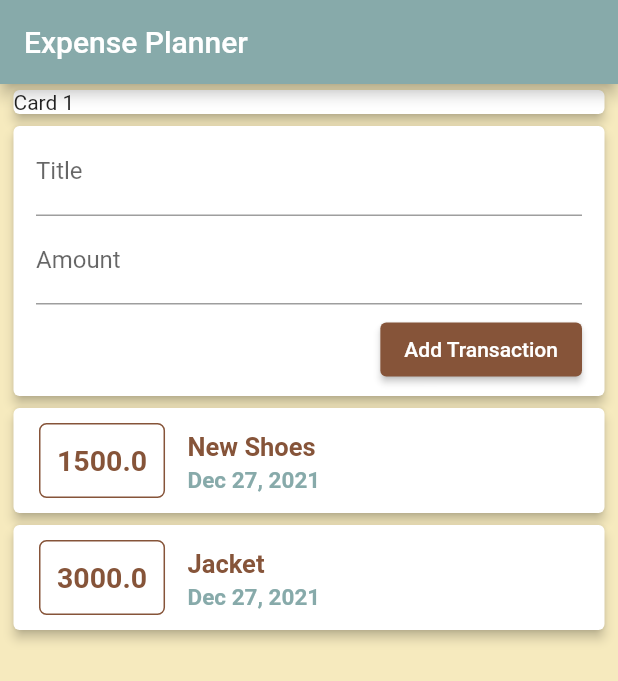
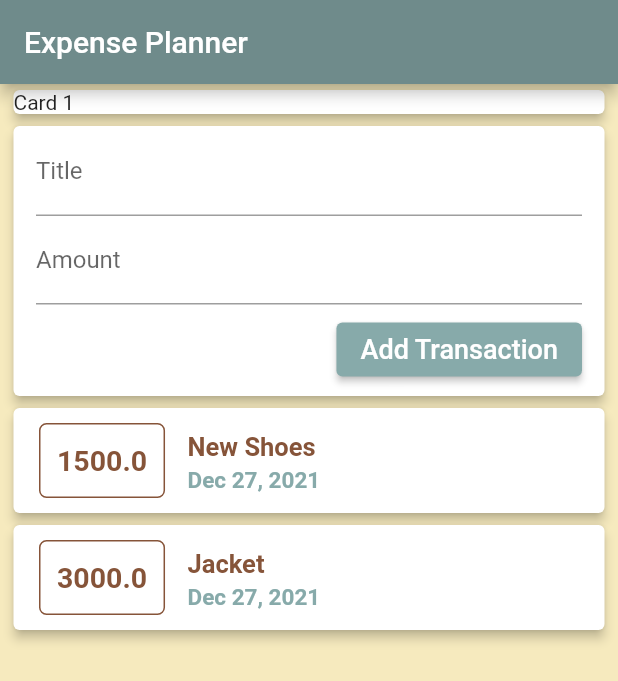
Before and after one commit to shahrazeahmad07/expense_planner, a Flutter app: the screen it shows after launch, after a tap on "Add Transaction", on a phone screen of 412 x 824 dp. Shown: the top 681 px of the screen. Run offline on Flutter 3.47's test engine with Material 2 defaults, Android fonts, the phone set to English and light mode, and no system bars.

Commit message:
add transactions card done.!

```diff
--- a/lib/main.dart
+++ b/lib/main.dart
@@ -2,10 +2,13 @@ import 'package:expense_planner/transactions.dart';
 import 'package:flutter/material.dart';
 import 'package:intl/intl.dart';
 
+//! main method
 void main() {
   runApp(MyApp());
 }
 
+//! Main my App Widget which will contain material app widget(root of widget tree)
+///! and all other widgets..!
 class MyApp extends StatelessWidget {
   @override
   Widget build(BuildContext context) {
@@ -19,19 +22,25 @@ class MyApp extends StatelessWidget {
   }
 }
 
+//! My homepage widget.
 class MyHomePage extends StatelessWidget {
   final List<Transactions> transactions = [
     Transactions(
         id: "t1", title: "New Shoes", amount: 1500, date: DateTime.now()),
     Transactions(id: "t2", title: "Jacket", amount: 3000, date: DateTime.now()),
   ];
+  //? variables used for manual method of saving data
+  // late String inputTitle;
+  // late String inputAmount;
+  final titleController = TextEditingController();
+  final amountController = TextEditingController();
 
   @override
   Widget build(BuildContext context) {
     return Scaffold(
       backgroundColor: const Color(0xFFF6EABE),
       appBar: AppBar(
-        backgroundColor: const Color(0xFF87AAAA),
+        backgroundColor: const Color(0xFF6f8b8b),
         title: const Text("Expense Planner"),
       ),
       body: Container(
@@ -57,27 +66,49 @@ class MyHomePage extends StatelessWidget {
                 child: Column(
                   children: [
                     //! Add transaction Title.
-                    const TextField(
-                      decoration: InputDecoration(
+                    TextField(
+                      decoration: const InputDecoration(
                         labelText: "Title",
                       ),
+                      //? manual method of saving data.
+                      // onChanged: (val) {
+                      //   inputTitle = val;
+                      // },
+                      //? automatic method
+                      controller: titleController,
                     ),
                     //! Add Transaction Amount
-                    const TextField(
-                      decoration: InputDecoration(
+                    TextField(
+                      decoration: const InputDecoration(
                         labelText: "Amount",
                       ),
+                      //? manual method of saving data.
+                      // onChanged: (val) {
+                      //   inputAmount = val;
+                      // },
+                      //? automatic method
+                      controller: amountController,
                     ),
                     //! Add Transaction Button.
                     Container(
                       alignment: Alignment.bottomRight,
                       margin: const EdgeInsets.only(top: 6),
                       child: ElevatedButton(
-                        onPressed: () {},
-                        child: const Text("Add Transaction"),
+                        onPressed: () {
+                          print(titleController.text);
+                          print(amountController.text);
+                        },
+                        child: const Text(
+                          "Add Transaction",
+                          style: TextStyle(
+                            fontSize: 18,
+                            // fontWeight: FontWeight.bold,
+                            // letterSpacing: 1,
+                          ),
+                        ),
                         style: ButtonStyle(
                           backgroundColor: MaterialStateProperty.all(
-                              const Color(0xFF865439)),
+                              const Color(0xFF87AAAA)),
                         ),
                       ),
                     ),
```
